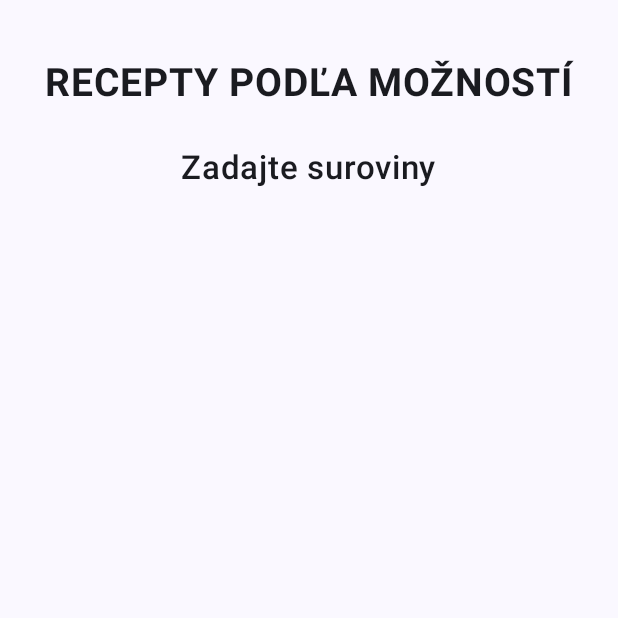
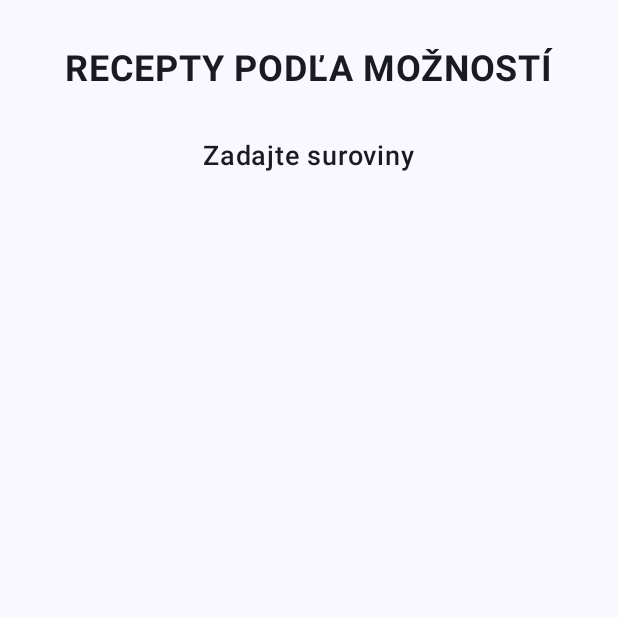
Before and after one commit to janko159/SemestralkaRecepty, an Android app built with Jetpack Compose: the screen it shows after launch (MainActivity), on a phone screen of 412 x 824 dp, the top half of it. Run offline under Robolectric (Android 15) with nearby library versions, the phone set to English and light mode, and no system bars.

Commit message:
HomeScreen
Vytvorenie HomeScreen

```diff
--- a/app/src/main/java/com/example/receptysemestralka/MainActivity.kt
+++ b/app/src/main/java/com/example/receptysemestralka/MainActivity.kt
@@ -12,6 +12,7 @@ import androidx.compose.ui.Modifier
 import androidx.compose.ui.text.font.FontWeight
 import androidx.compose.ui.unit.dp
 import androidx.compose.ui.unit.sp
+import com.example.receptysemestralka.ui.home.HomeScreen
 import com.example.receptysemestralka.ui.theme.ReceptySemestralkaTheme
 
 class MainActivity : ComponentActivity() {
@@ -23,34 +24,7 @@ class MainActivity : ComponentActivity() {
                     modifier = Modifier.fillMaxSize(),
                     color = MaterialTheme.colorScheme.background
                 ) {
-                    Column(
-                        modifier = Modifier
-                            .fillMaxSize()
-                            .padding(top = 40.dp, start = 16.dp, end = 16.dp),
-                        horizontalAlignment = Alignment.CenterHorizontally
-                    ) {
-                        // Hlavný nadpis
-                        Text(
-                            text = "RECEPTY PODĽA MOŽNOSTÍ",
-                            fontSize = 26.sp,
-                            fontWeight = FontWeight.Bold,
-                            color = MaterialTheme.colorScheme.onBackground
-                        )
-
-                        // Pridať nejaký priestor medzi nadpismi
-                        Spacer(modifier = Modifier.height(16.dp))
-
-                        // Podnadpis
-                        Text(
-                            text = "Zadajte suroviny",
-                            fontSize = 22.sp,
-                            fontWeight = FontWeight.Medium,
-                            color = MaterialTheme.colorScheme.onBackground,
-                            modifier = Modifier.padding(top = 12.dp)
-                        )
-
-                        // Odtiaľ môžeme pokračovať so zvyškom UI...
-                    }
+                    HomeScreen()
                 }
             }
         }
--- /dev/null
+++ b/app/src/main/java/com/example/receptysemestralka/ui/home/HomeScreen.kt
@@ -0,0 +1,39 @@
+package com.example.receptysemestralka.ui.home
+
+import androidx.compose.foundation.layout.*
+import androidx.compose.material3.MaterialTheme
+import androidx.compose.material3.Text
+import androidx.compose.runtime.Composable
+import androidx.compose.ui.Alignment
+import androidx.compose.ui.Modifier
+import androidx.compose.ui.text.font.FontWeight
+import androidx.compose.ui.unit.dp
+import androidx.compose.ui.unit.sp
+
+@Composable
+fun HomeScreen(
+    modifier: Modifier = Modifier
+) {
+    Column(
+        modifier = modifier
+            .fillMaxSize()
+            .padding(top = 32.dp, start = 16.dp, end = 16.dp),
+        horizontalAlignment = Alignment.CenterHorizontally
+    ) {
+        Text(
+            text = "RECEPTY PODĽA MOŽNOSTÍ",
+            fontSize = 24.sp,
+            fontWeight = FontWeight.Bold,
+            color = MaterialTheme.colorScheme.onBackground
+        )
+
+        Spacer(modifier = Modifier.height(32.dp))
+
+        Text(
+            text = "Zadajte suroviny",
+            fontSize = 18.sp,
+            fontWeight = FontWeight.Medium,
+            color = MaterialTheme.colorScheme.onBackground
+        )
+    }
+}
```
